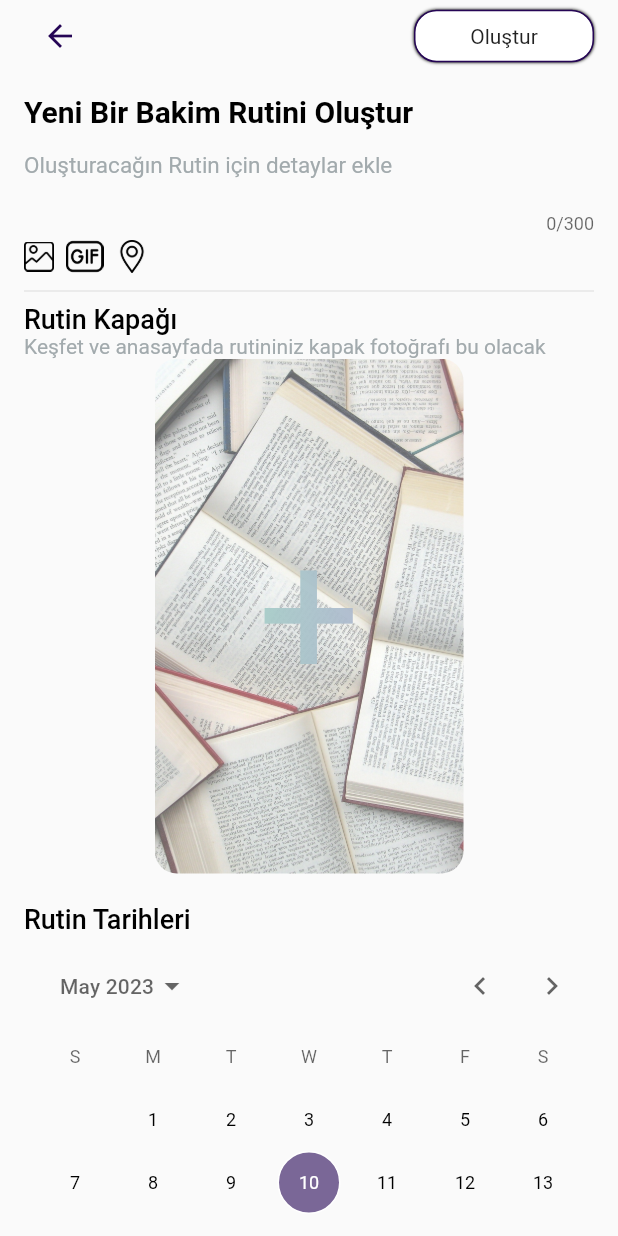
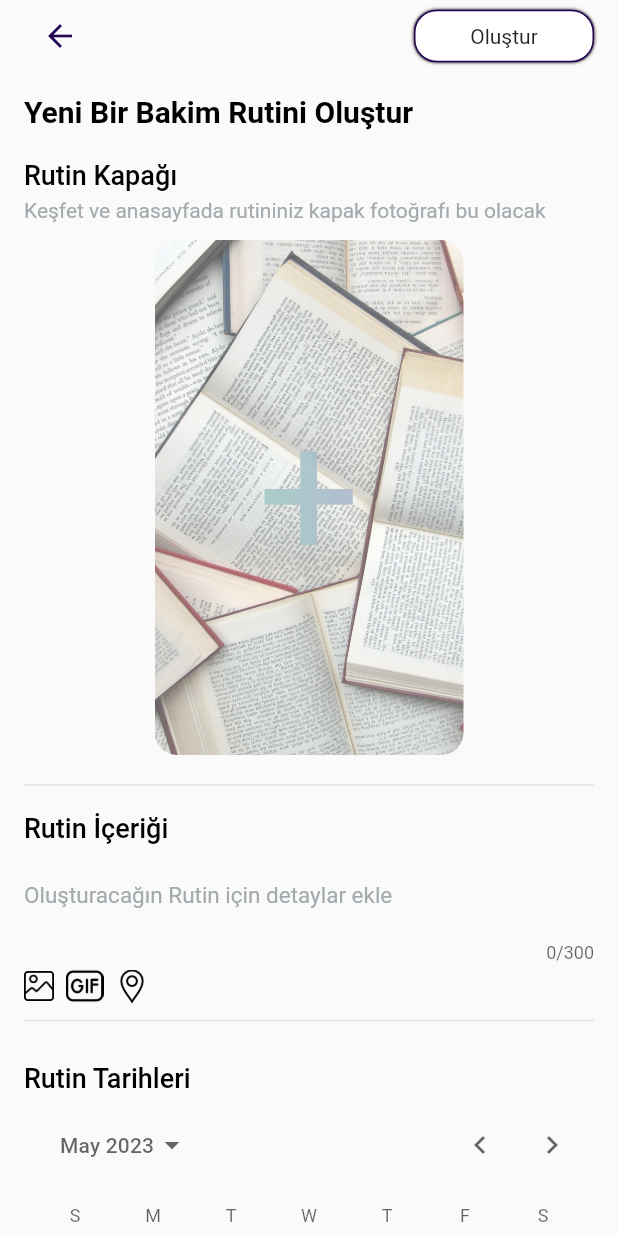
Before and after one commit to 404ibra/diarymedia, a Flutter app: the RoutineDetails screen opened directly with empty values, on a phone screen of 412 x 824 dp. Run offline on Flutter 3.47's test engine with Material 2 defaults, Android fonts, the phone set to English and light mode, and no system bars; drawn by our look-alikes of calendar_date_picker2; our stand-ins replace cloud_firestore, easy_localization, firebase_auth, firebase_core, firebase_storage, get and 1 more; accounts and stored records are empty; network calls fail.

Commit message:
create routine bugs fixed

```diff
--- a/lib/model/routine_model.dart
+++ b/lib/model/routine_model.dart
@@ -5,7 +5,8 @@
     "routine_categorie": "fitness",
     "routine_start": "23",
     "routine_end": "25",
-    "routine_content": "djskahdjkas"
+    "routine_content": "djskahdjkas",
+    "routine_cover_image_path": ""
 }
  */
 
@@ -16,6 +17,7 @@ class RoutineModel {
   String? routineStart;
   String? routineEnd;
   String? routineContent;
+  String? routineCoverImagePath;
 
   RoutineModel(
       {this.routineId,
@@ -23,7 +25,8 @@ class RoutineModel {
       this.routineCategorie,
       this.routineStart,
       this.routineEnd,
-      this.routineContent});
+      this.routineContent,
+      this.routineCoverImagePath});
 
   RoutineModel.fromJson(Map<String, dynamic> json) {
     routineId = json['routine_id'];
@@ -32,6 +35,7 @@ class RoutineModel {
     routineStart = json['routine_start'];
     routineEnd = json['routine_end'];
     routineContent = json['routine_content'];
+    routineCoverImagePath = json['routine_cover_image_path'];
   }
 
   Map<String, dynamic> toJson() {
@@ -42,6 +46,7 @@ class RoutineModel {
     data['routine_start'] = this.routineStart;
     data['routine_end'] = this.routineEnd;
     data['routine_content'] = this.routineContent;
+    data['routine_cover_image_path'] = this.routineCoverImagePath;
     return data;
   }
 }
--- a/lib/views/new_diary/routine_details.dart
+++ b/lib/views/new_diary/routine_details.dart
@@ -10,6 +10,7 @@ import 'package:dia/view_model/new_routine_viewmodel.dart';
 import 'package:dia/views/profile_page.dart';
 import 'package:dia/widgets/routine_card.dart';
 import 'package:firebase_auth/firebase_auth.dart';
+import 'package:firebase_storage/firebase_storage.dart';
 import 'package:flutter/material.dart';
 import 'package:get/get.dart';
 import 'package:image_picker/image_picker.dart';
@@ -64,8 +65,19 @@ class RoutineDetails extends StatelessWidget {
                       CustomBordererdButton(
                         buttonText: "Oluştur",
                         onTap: () async {
-                          Get.to(() => const ProfilePage(),
-                              transition: Transition.fadeIn);
+                          final uploadRoutineCoverImage = await FirebaseStorage
+                              .instance
+                              .ref("RoutinesCoverPhotos")
+                              .child(UUID)
+                              .child(DateTime.now()
+                                  .millisecondsSinceEpoch
+                                  .toString())
+                              .putFile(
+                                  File(newRoutineVM.routineMainImagePath!));
+
+                          final routineImagePath = await uploadRoutineCoverImage
+                              .ref
+                              .getDownloadURL();
                           final routine = RoutineModel(
                               routineId: UUID,
                               uid: FirebaseAuth.instance.currentUser?.uid ??
@@ -74,12 +86,15 @@ class RoutineDetails extends StatelessWidget {
                               routineStart: DateTime.now().toString(),
                               routineEnd:
                                   routineDetailsVM.routineEnd.toString(),
-                              routineContent: _controller.text);
+                              routineContent: _controller.text,
+                              routineCoverImagePath: routineImagePath);
 
-                          await FirebaseFirestore.instance
+                          FirebaseFirestore.instance
                               .collection("Routines")
                               .doc(UUID)
                               .set(routine.toJson());
+                          Get.to(() => const ProfilePage(),
+                              transition: Transition.fadeIn);
                         },
                       )
                     ]),
@@ -88,8 +103,81 @@ class RoutineDetails extends StatelessWidget {
                   "Yeni Bir ${CreateRoutineCard.text[index].toLowerCase().capitalizeFirst} Rutini Oluştur",
                   style: TextStyles.kHeadlineTextStyle.copyWith(fontSize: 20),
                 ),
-
-                //TO DO detaylandırılacak text field
+                Padding(
+                  padding: const EdgeInsets.only(top: 20.0, bottom: 5),
+                  child: Text(
+                    "Rutin Kapağı",
+                    style: TextStyles.kHeadlineTextStyle
+                        .copyWith(fontSize: 18, fontWeight: FontWeight.w500),
+                  ),
+                ),
+                Text(
+                  "Keşfet ve anasayfada rutininiz kapak fotoğrafı bu olacak",
+                  style:
+                      TextStyles.kTextStylePrimaryGrey.copyWith(fontSize: 14),
+                ),
+                Padding(
+                  padding: const EdgeInsets.symmetric(vertical: 12.0),
+                  child: Center(
+                    child: InkWell(
+                      onTap: () {
+                        addPhoto();
+                      },
+                      child: SizedBox(
+                          height: size.height / 2.4,
+                          width: size.width / 2,
+                          child: Stack(
+                            fit: StackFit.expand,
+                            children: [
+                              ClipRRect(
+                                borderRadius: BorderRadius.circular(15),
+                                child: newRoutineVM.routineMainImagePath == null
+                                    ? Image.asset(
+                                        "assets/images/books_img.jpeg",
+                                        opacity:
+                                            const AlwaysStoppedAnimation(.65),
+                                        fit: BoxFit.cover,
+                                      )
+                                    : Image.file(
+                                        File(
+                                            newRoutineVM.routineMainImagePath!),
+                                        fit: BoxFit.cover,
+                                        opacity:
+                                            const AlwaysStoppedAnimation(0.95),
+                                      ),
+                              ),
+                              Center(
+                                child: ShaderMask(
+                                  shaderCallback: (bounds) =>
+                                      const LinearGradient(colors: [
+                                    Color(0xfffa7cdc8),
+                                    Color(0xfffaeb9ce),
+                                  ]).createShader(bounds),
+                                  child: newRoutineVM.selectedImagePath == false
+                                      ? Text(
+                                          "+",
+                                          style: TextStyle(
+                                              fontSize: 120,
+                                              color: Colors.white
+                                                  .withOpacity(0.95)),
+                                        )
+                                      : null,
+                                ),
+                              ),
+                            ],
+                          )),
+                    ),
+                  ),
+                ),
+                const Divider(),
+                Padding(
+                  padding: const EdgeInsets.symmetric(vertical: 10.0),
+                  child: Text(
+                    "Rutin İçeriği",
+                    style: TextStyles.kHeadlineTextStyle
+                        .copyWith(fontSize: 18, fontWeight: FontWeight.w500),
+                  ),
+                ),
                 TextField(
                   controller: _controller,
                   textInputAction: TextInputAction.newline,
@@ -100,13 +188,10 @@ class RoutineDetails extends StatelessWidget {
                       hintStyle: TextStyles.kTextStylePrimaryGrey,
                       border: InputBorder.none),
                 ),
-
                 Row(
                   children: [
                     InkWell(
-                      onTap: () {
-                        addPhoto();
-                      },
+                      onTap: () {},
                       child: SizedBox(
                           height: 30,
                           width: 20,
@@ -133,66 +218,6 @@ class RoutineDetails extends StatelessWidget {
                   ],
                 ),
                 const Divider(),
-                Text(
-                  "Rutin Kapağı",
-                  style: TextStyles.kHeadlineTextStyle
-                      .copyWith(fontSize: 18, fontWeight: FontWeight.w500),
-                ),
-                Text(
-                  "Keşfet ve anasayfada rutininiz kapak fotoğrafı bu olacak",
-                  style:
-                      TextStyles.kTextStylePrimaryGrey.copyWith(fontSize: 14),
-                ),
-
-                Center(
-                  child: InkWell(
-                    onTap: () {
-                      addPhoto();
-                    },
-                    child: SizedBox(
-                        height: size.height / 2.4,
-                        width: size.width / 2,
-                        child: Stack(
-                          fit: StackFit.expand,
-                          children: [
-                            ClipRRect(
-                              borderRadius: BorderRadius.circular(15),
-                              child: newRoutineVM.routineMainImagePath == null
-                                  ? Image.asset(
-                                      "assets/images/books_img.jpeg",
-                                      opacity:
-                                          const AlwaysStoppedAnimation(.65),
-                                      fit: BoxFit.cover,
-                                    )
-                                  : Image.file(
-                                      File(newRoutineVM.routineMainImagePath!),
-                                      fit: BoxFit.cover,
-                                      opacity:
-                                          const AlwaysStoppedAnimation(0.95),
-                                    ),
-                            ),
-                            Center(
-                              child: ShaderMask(
-                                shaderCallback: (bounds) =>
-                                    const LinearGradient(colors: [
-                                  Color(0xfffa7cdc8),
-                                  Color(0xfffaeb9ce),
-                                ]).createShader(bounds),
-                                child: newRoutineVM.selectedImagePath == false
-                                    ? Text(
-                                        "+",
-                                        style: TextStyle(
-                                            fontSize: 120,
-                                            color:
-                                                Colors.white.withOpacity(0.95)),
-                                      )
-                                    : null,
-                              ),
-                            ),
-                          ],
-                        )),
-                  ),
-                ),
                 Padding(
                   padding: const EdgeInsets.only(top: 20.0, bottom: 8),
                   child: Text(
@@ -203,8 +228,7 @@ class RoutineDetails extends StatelessWidget {
                 ),
                 CalendarDatePicker2(
                   config: CalendarDatePicker2Config(
-                    selectedDayHighlightColor:
-                        CustomColors.primaryPurple.withOpacity(0.6),
+                    selectedDayHighlightColor: Color(0xfffaeb9ce),
                     firstDate: DateTime.now(),
                     calendarType: CalendarDatePicker2Type.range,
                   ),
--- a/pubspec.yaml
+++ b/pubspec.yaml
@@ -47,6 +47,7 @@ dependencies:
   firebase_core:
   firebase_auth:
   cloud_firestore:
+  firebase_storage: ^11.1.2
 
   #state mng.
   get: ^4.6.5
```
Also changed, not shown: pubspec.lock, 4 other files.
